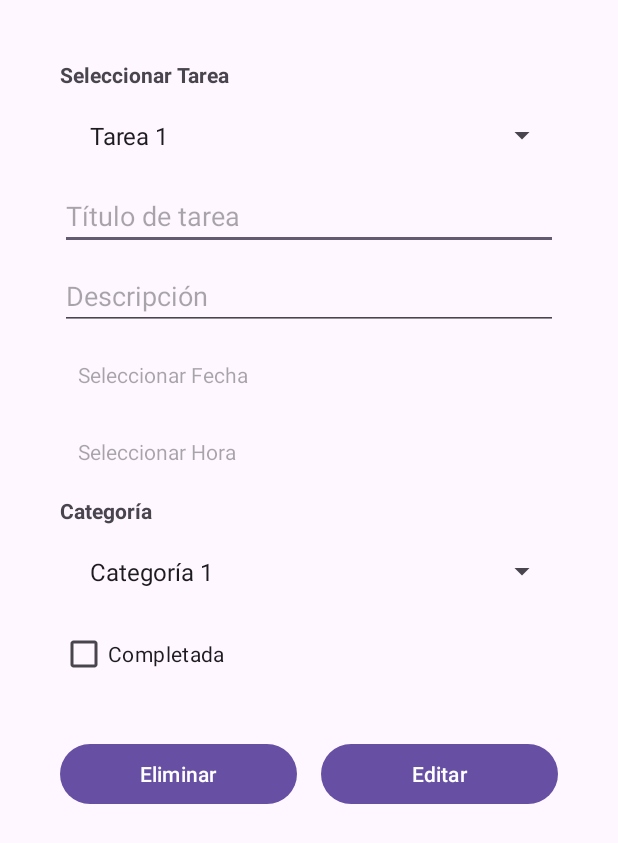
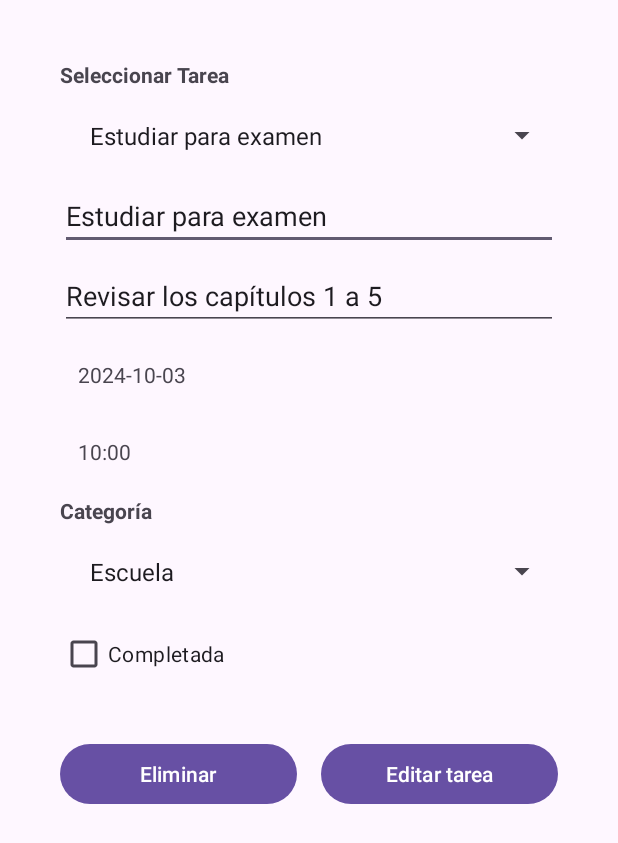
Before and after one commit to FranciscoChacon-1/RememHub, an Android app: the detalles_de_tarea screen opened directly, with no data from a screen before it, on a phone screen of 412 x 824 dp. Shown: the top 843 px of the screen. Run offline under Robolectric (Android 15) with nearby library versions, the phone set to English and light mode, and no system bars.

Commit message:
Editar tarea ya funciona dinamicamente.

```diff
--- a/app/src/main/java/sv/edu/catolica/rememhub/detalles_de_tarea.java
+++ b/app/src/main/java/sv/edu/catolica/rememhub/detalles_de_tarea.java
@@ -2,127 +2,179 @@ package sv.edu.catolica.rememhub;
 
 import android.app.DatePickerDialog;
 import android.app.TimePickerDialog;
+import android.database.Cursor;
+import android.database.sqlite.SQLiteDatabase;
 import android.os.Bundle;
 import android.view.View;
+import android.widget.AdapterView;
 import android.widget.ArrayAdapter;
 import android.widget.Button;
 import android.widget.CheckBox;
 import android.widget.EditText;
 import android.widget.Spinner;
 import android.widget.TextView;
-import androidx.activity.EdgeToEdge;
+import android.widget.Toast;
 import androidx.appcompat.app.AppCompatActivity;
-import androidx.core.graphics.Insets;
-import androidx.core.view.ViewCompat;
-import androidx.core.view.WindowInsetsCompat;
+
 import java.util.ArrayList;
 import java.util.Calendar;
 
 public class detalles_de_tarea extends AppCompatActivity {
 
     private TextView tvFecha, tvHora;
-    private Spinner spTarea, spCategoria; // Cambiado listCategoria a spCategoria
+    private Spinner spTarea, spCategoria;
     private EditText etTituloTarea, etDescripcion;
     private CheckBox checkBoxCompletada;
+    private Button btnEditar, btnEliminar;
+
+    private RememhubBD dbHelper;
+    private int selectedTareaId = -1;
 
     @Override
     protected void onCreate(Bundle savedInstanceState) {
         super.onCreate(savedInstanceState);
-        EdgeToEdge.enable(this);
         setContentView(R.layout.activity_detalles_de_tarea);
 
         // Asignar los componentes de la vista a las variables
         tvFecha = findViewById(R.id.tvFecha);
         tvHora = findViewById(R.id.tvHora);
         spTarea = findViewById(R.id.spTarea);
-        spCategoria = findViewById(R.id.spCategoria); // Cambiado a Spinner
+        spCategoria = findViewById(R.id.spCategoria);
         etTituloTarea = findViewById(R.id.etTituloTarea);
         etDescripcion = findViewById(R.id.etDescripcion);
         checkBoxCompletada = findViewById(R.id.checkBoxCompletada);
+        btnEditar = findViewById(R.id.btnEditar);
+        btnEliminar = findViewById(R.id.btnEliminar);
 
-        //Ejemplo Seleccionar tarea
-        ArrayList<String> aTareas = new ArrayList<>();
-        aTareas.add("Tarea 1");
-        aTareas.add("Tarea 2");
-        aTareas.add("Tarea 3");
+        dbHelper = new RememhubBD(this);
 
-        //Configurar tareas
-        ArrayAdapter<String> adapterTareas = new ArrayAdapter<>(this, android.R.layout.simple_spinner_item, aTareas);
-        adapterTareas.setDropDownViewResource(android.R.layout.simple_spinner_dropdown_item);
-        spTarea.setAdapter(adapterTareas);
-
-        // Crear una lista de categorías con algunos elementos de ejemplo
-        ArrayList<String> aCategorias = new ArrayList<>();
-        aCategorias.add("Categoría 1");
-        aCategorias.add("Categoría 2");
-        aCategorias.add("Categoría 3");
-
-        // Configurar el adaptador con la lista
-        ArrayAdapter<String> adapterCategorias = new ArrayAdapter<>(this, android.R.layout.simple_spinner_item, aCategorias);
-        adapterCategorias.setDropDownViewResource(android.R.layout.simple_spinner_dropdown_item);
-        spCategoria.setAdapter(adapterCategorias); // Asignar adaptador al Spinner de categorías
+        // Cargar tareas y categorías en los spinners
+        cargarTareas();
+        cargarCategorias();
 
         // Configurar listeners para seleccionar fecha y hora
-        tvFecha.setOnClickListener(new View.OnClickListener() {
+        tvFecha.setOnClickListener(v -> showDatePickerDialog());
+        tvHora.setOnClickListener(v -> showTimePickerDialog());
+
+        // Configurar botones
+        btnEditar.setOnClickListener(v -> editarTarea());
+        btnEliminar.setOnClickListener(v -> eliminarTarea());
+
+        // Listener para cargar los datos de la tarea seleccionada
+        spTarea.setOnItemSelectedListener(new AdapterView.OnItemSelectedListener() {
             @Override
-            public void onClick(View v) {
-                showDatePickerDialog();
+            public void onItemSelected(AdapterView<?> adapterView, View view, int i, long l) {
+                cargarDatosTarea();
             }
-        });
 
-        tvHora.setOnClickListener(new View.OnClickListener() {
             @Override
-            public void onClick(View v) {
-                showTimePickerDialog();
+            public void onNothingSelected(AdapterView<?> adapterView) {
+
             }
-        });
-
-        // Configurar los márgenes con WindowInsets
-        ViewCompat.setOnApplyWindowInsetsListener(findViewById(R.id.main), (v, insets) -> {
-            Insets systemBars = insets.getInsets(WindowInsetsCompat.Type.systemBars());
-            v.setPadding(systemBars.left, systemBars.top, systemBars.right, systemBars.bottom);
-            return insets;
         });
     }
 
+    private void cargarTareas() {
+        SQLiteDatabase db = dbHelper.getReadableDatabase();
+        ArrayList<String> tareasList = new ArrayList<>();
+        Cursor cursor = db.rawQuery("SELECT id, titulo FROM Tareas", null);
+
+        if (cursor.moveToFirst()) {
+            do {
+                int id = cursor.getInt(0);
+                String titulo = cursor.getString(1);
+                tareasList.add(titulo);
+            } while (cursor.moveToNext());
+        }
+        cursor.close();
+
+        ArrayAdapter<String> adapterTareas = new ArrayAdapter<>(this, android.R.layout.simple_spinner_item, tareasList);
+        adapterTareas.setDropDownViewResource(android.R.layout.simple_spinner_dropdown_item);
+        spTarea.setAdapter(adapterTareas);
+    }
+
+    private void cargarCategorias() {
+        SQLiteDatabase db = dbHelper.getReadableDatabase();
+        ArrayList<String> categoriasList = new ArrayList<>();
+        Cursor cursor = db.rawQuery("SELECT id, nombre FROM Categorias", null);
+
+        if (cursor.moveToFirst()) {
+            do {
+                String nombre = cursor.getString(1);
+                categoriasList.add(nombre);
+            } while (cursor.moveToNext());
+        }
+        cursor.close();
+
+        ArrayAdapter<String> adapterCategorias = new ArrayAdapter<>(this, android.R.layout.simple_spinner_item, categoriasList);
+        adapterCategorias.setDropDownViewResource(android.R.layout.simple_spinner_dropdown_item);
+        spCategoria.setAdapter(adapterCategorias);
+    }
+
+    private void cargarDatosTarea() {
+        // Obtener la tarea seleccionada
+        selectedTareaId = spTarea.getSelectedItemPosition() + 1; // Suponiendo que el ID coincide con la posición
+        SQLiteDatabase db = dbHelper.getReadableDatabase();
+        Cursor cursor = db.rawQuery("SELECT titulo, descripcion, categoria_id, fecha_cumplimiento, hora_cumplimiento, estado FROM Tareas WHERE id = ?", new String[]{String.valueOf(selectedTareaId)});
+
+        if (cursor.moveToFirst()) {
+            etTituloTarea.setText(cursor.getString(0));
+            etDescripcion.setText(cursor.getString(1));
+            spCategoria.setSelection(cursor.getInt(2) - 1); // Ajuste de índice
+            tvFecha.setText(cursor.getString(3));
+            tvHora.setText(cursor.getString(4));
+            checkBoxCompletada.setChecked(cursor.getInt(5) == 1);
+        }
+        cursor.close();
+    }
+
     private void showDatePickerDialog() {
-        // Obtener la fecha actual
         final Calendar calendar = Calendar.getInstance();
         int year = calendar.get(Calendar.YEAR);
         int month = calendar.get(Calendar.MONTH);
         int day = calendar.get(Calendar.DAY_OF_MONTH);
 
-        // Crear un DatePickerDialog
         DatePickerDialog datePickerDialog = new DatePickerDialog(
                 this,
-                (view, year1, month1, dayOfMonth) -> {
-                    // Actualizar el texto del TextView con la fecha seleccionada
-                    tvFecha.setText(dayOfMonth + "/" + (month1 + 1) + "/" + year1);
-                },
+                //(view, year1, month1, dayOfMonth) -> tvFecha.setText(dayOfMonth + "/" + (month1 + 1) + "/" + year1),
+                (view, year1, month1, dayOfMonth) -> tvFecha.setText(year1 + "-" + (month1 + 1) + "-" + dayOfMonth),
+                                                                                        //'2024-10-03'
                 year, month, day
         );
-
-        // Mostrar el diálogo
         datePickerDialog.show();
     }
 
     private void showTimePickerDialog() {
-        // Obtener la hora actual
         final Calendar calendar = Calendar.getInstance();
         int hour = calendar.get(Calendar.HOUR_OF_DAY);
         int minute = calendar.get(Calendar.MINUTE);
 
-        // Crear un TimePickerDialog
         TimePickerDialog timePickerDialog = new TimePickerDialog(
                 this,
-                (view, hourOfDay, minute1) -> {
-                    // Actualizar el texto del TextView con la hora seleccionada
-                    tvHora.setText(String.format("%02d:%02d", hourOfDay, minute1));
-                },
+                (view, hourOfDay, minute1) -> tvHora.setText(String.format("%02d:%02d", hourOfDay, minute1)),
                 hour, minute, true
         );
-
-        // Mostrar el diálogo
         timePickerDialog.show();
     }
+
+    private void editarTarea() {
+        SQLiteDatabase db = dbHelper.getWritableDatabase();
+        String titulo = etTituloTarea.getText().toString();
+        String descripcion = etDescripcion.getText().toString();
+        int categoriaId = spCategoria.getSelectedItemPosition() + 1;
+        String fecha = tvFecha.getText().toString();
+        String hora = tvHora.getText().toString();
+        int estado = checkBoxCompletada.isChecked() ? 1 : 0;
+
+        db.execSQL("UPDATE Tareas SET titulo = ?, descripcion = ?, categoria_id = ?, fecha_cumplimiento = ?, hora_cumplimiento = ?, estado = ? WHERE id = ?",
+                new Object[]{titulo, descripcion, categoriaId, fecha, hora, estado, selectedTareaId});
+        Toast.makeText(this, "Tarea actualizada correctamente", Toast.LENGTH_SHORT).show();
+    }
+
+    private void eliminarTarea() {
+        SQLiteDatabase db = dbHelper.getWritableDatabase();
+        db.execSQL("DELETE FROM Tareas WHERE id = ?", new Object[]{selectedTareaId});
+        Toast.makeText(this, "Tarea eliminada", Toast.LENGTH_SHORT).show();
+        cargarTareas(); // Recargar tareas para actualizar la lista
+    }
 }
--- a/app/src/main/res/layout/activity_detalles_de_tarea.xml
+++ b/app/src/main/res/layout/activity_detalles_de_tarea.xml
@@ -47,6 +47,8 @@
         tools:ignore="TouchTargetSizeCheck" />
 
     <!-- TextView para seleccionar fecha -->
+
+    <!-- TextView para seleccionar hora -->
     <TextView
         android:id="@+id/tvFecha"
         android:layout_width="match_parent"
@@ -57,7 +59,6 @@
         android:hint="@string/seleccionar_fecha"
         android:padding="12dp" />
 
-    <!-- TextView para seleccionar hora -->
     <TextView
         android:id="@+id/tvHora"
         android:layout_width="match_parent"
@@ -103,6 +104,7 @@
         android:orientation="horizontal">
 
         <!-- Botón para eliminar -->
+
         <Button
             android:id="@+id/btnEliminar"
             android:layout_width="0dp"
@@ -111,7 +113,6 @@
             android:layout_weight="1"
             android:text="@string/eliminar"
             tools:ignore="ButtonStyle" />
-
         <!-- Botón para editar -->
         <Button
             android:id="@+id/btnEditar"
@@ -121,5 +122,6 @@
             android:layout_weight="1"
             android:text="@string/editar"
             tools:ignore="ButtonStyle" />
+
     </LinearLayout>
 </LinearLayout>
--- a/app/src/main/res/values/strings.xml
+++ b/app/src/main/res/values/strings.xml
@@ -6,7 +6,7 @@
     <string name="seleccionar_hora">Seleccionar Hora</string>
     <string name="seleccionar_fecha">Seleccionar Fecha</string>
     <string name="eliminar">Eliminar</string>
-    <string name="editar">Editar</string>
+    <string name="editar">Editar tarea</string>
     <string name="completada">Completada</string>
     <string name="seleccionar_tarea">Seleccionar Tarea</string>
     <string name="sonido">Sonido</string>
```
